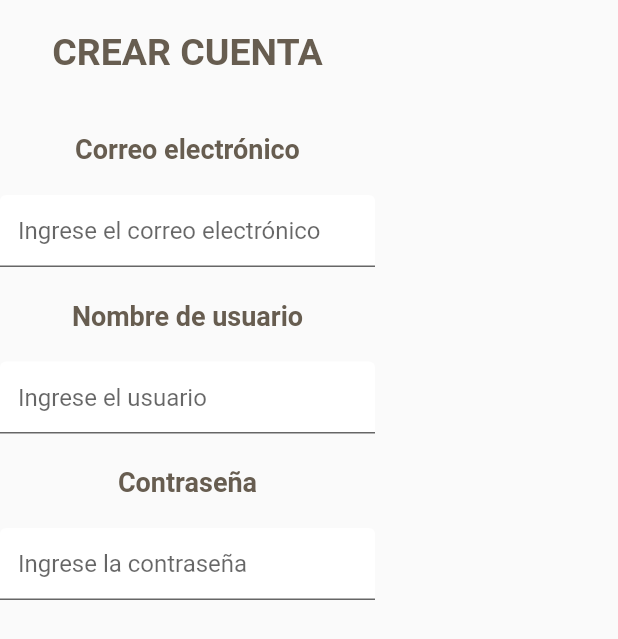
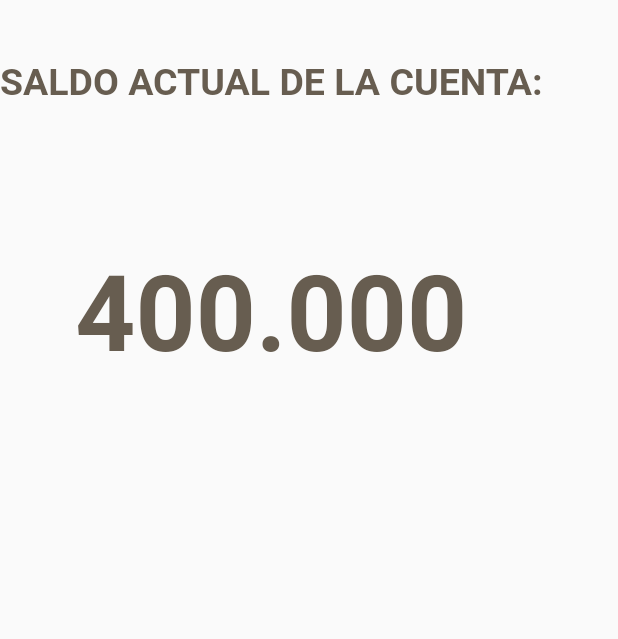
Before and after one commit to Carlos-Bravo7/Maquina_transaccional, a Flutter app: what colm_cuerpo() shows on an empty page, opened directly, on a phone screen of 412 x 824 dp. Shown: the top 639 px of the screen. Run offline on Flutter 3.47's test engine with Material 2 defaults, Android fonts, the phone set to English and light mode, and no system bars.

Commit message:
vista consultar saldo terminada

```diff
--- a/maquina_transaccional/lib/views/consultar_saldo.dart
+++ b/maquina_transaccional/lib/views/consultar_saldo.dart
@@ -24,7 +24,23 @@ class consultar_saldo extends StatelessWidget {
             colm_cuerpo(),
             const SizedBox(
               width: 10,
-              height: 40,
+              height: 120,
+            ),
+            Row(
+              mainAxisAlignment: MainAxisAlignment.spaceAround,
+              mainAxisSize: MainAxisSize.max,
+              children: [
+                Container(
+                  width: 200,
+                  height: 50,
+                  child: ElevatedButton(
+                    style: buttontyle,
+                    onPressed: (){
+                      //Navigator.push(context,
+                        //MaterialPageRoute(builder: (context)=> menu_principal())
+                      //);
+                   },
+                    child: Center(child: Text("hacer transacción", style: TextStyle(fontSize: 20),))),
                 ),
                 Container(
                   width: 200,
@@ -36,7 +52,9 @@ class consultar_saldo extends StatelessWidget {
                         //MaterialPageRoute(builder: (context)=> menu_principal())
                       //);
                    },
-                child: Text("Crear cuenta", style: TextStyle(fontSize: 20),)),
+                    child: Text("ver movimientos", style: TextStyle(fontSize: 20),)),
+                ),
+              ],
             ),
             const SizedBox(
               height: 20,
@@ -52,118 +70,19 @@ Widget colm_cuerpo(){
   return Column(
           mainAxisAlignment: MainAxisAlignment.start,
           crossAxisAlignment: CrossAxisAlignment.center,
-          children: [
-            const SizedBox(
-              width: 10,
-              height: 20,
-            ),
-            const Text("CREAR CUENTA", style: TextStyle(fontWeight: FontWeight.bold, fontSize: 25, color: Color.fromRGBO(103, 93, 80, 1.0))
-            ),
-            const SizedBox(
+          children: const [
+            SizedBox(
               width: 10,
               height: 40,
             ),
-            texto_correo(),
-            const SizedBox(
+            Text("SALDO ACTUAL DE LA CUENTA:", style: TextStyle(fontWeight: FontWeight.bold, fontSize: 25, color: Color.fromRGBO(103, 93, 80, 1.0))
+            ),
+            SizedBox(
               width: 10,
-              height: 20,
+              height: 100,
             ),
-            textfield_correo(),
-            const SizedBox(
-              width: 10,
-              height: 20,
-            ),
-            texto_usuario(),
-            const SizedBox(
-              width: 10,
-              height: 20,
-            ),
-            textfield_nom_usu(),
-            const SizedBox(
-              width: 10,
-              height: 20,
-            ),
-            texto_contrasena(),
-            const SizedBox(
-              width: 10,
-              height: 20,
-            ),
-            textfield_contrasena()
+            Text("400.000", style: TextStyle(fontWeight: FontWeight.bold, fontSize: 70, color: Color.fromRGBO(103, 93, 80, 1.0)))
+
           ],
         );
 }
-
-Widget texto_usuario(){
-  return const Text("Nombre de usuario",
-              style: TextStyle(color: Color.fromRGBO(103, 93, 80, 1.0),
-              fontSize: 18,
-              fontWeight: FontWeight.bold
-              )
-            );
-
-}
-
-Widget textfield_nom_usu(){
-  return Container(
-    width: 250,
-    height: 50,
-    child: const TextField(
-      decoration: InputDecoration(
-        hintText: "Ingrese el usuario",
-        fillColor: Colors.white,
-        filled: true
-      ),
-    ),
-  );
-
-}
-
-Widget texto_contrasena(){
-  return const Text("Contraseña",
-              style: TextStyle(color: Color.fromRGBO(103, 93, 80, 1.0),
-              fontSize: 18,
-              fontWeight: FontWeight.bold
-              )
-            );
-
-}
-
-Widget textfield_contrasena(){
-  return Container(
-    width: 250,
-    height: 50,
-    child: const TextField(
-      decoration: InputDecoration(
-        hintText: "Ingrese la contraseña",
-        fillColor: Colors.white,
-        filled: true
-      ),
-    ),
-  );
-
-}
-
-Widget texto_correo(){
-  return const Text("Correo electrónico",
-              style: TextStyle(color: Color.fromRGBO(103, 93, 80, 1.0),
-              fontSize: 18,
-              fontWeight: FontWeight.bold
-              )
-            );
-
-}
-
-Widget textfield_correo(){
-  return Container(
-    width: 250,
-    height: 50,
-    child: const TextField(
-      decoration: InputDecoration(
-        hintText: "Ingrese el correo electrónico",
-        fillColor: Colors.white,
-        filled: true
-      ),
-    ),
-  );
-
-}
--- a/maquina_transaccional/lib/views/ver_movimientos.dart
+++ b/maquina_transaccional/lib/views/ver_movimientos.dart
@@ -0,0 +1,10 @@
+import 'package:flutter/material.dart';
+
+class ver_movimientos extends StatelessWidget {
+  const ver_movimientos({super.key});
+
+  @override
+  Widget build(BuildContext context) {
+    return Container();
+  }
+}
```
Lines whose indentation alone changed are shown as unchanged.
